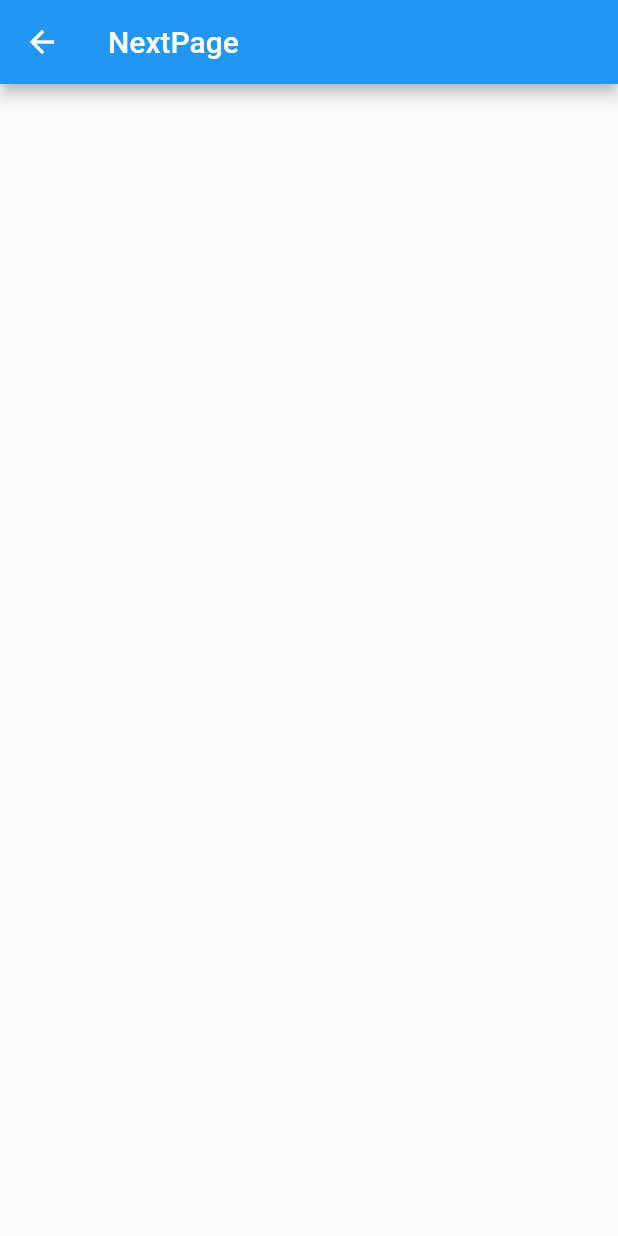
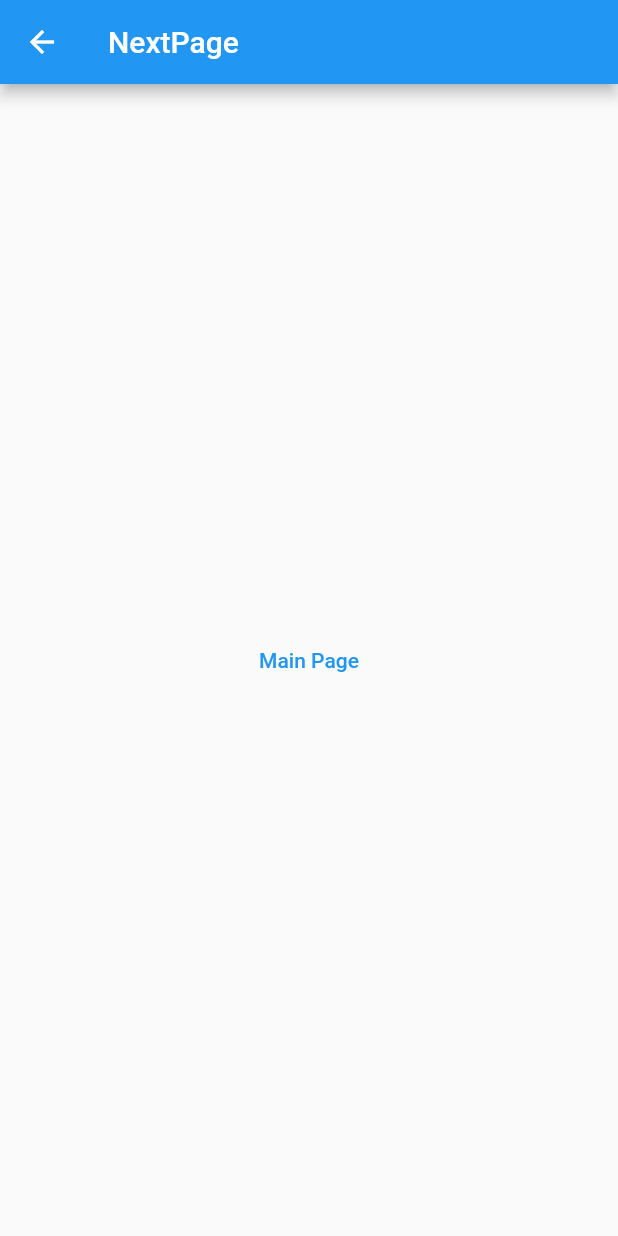
Before and after one commit to furyu-satogata/tutorialAppFlutter, a Flutter app: the NextPage screen opened directly, on a phone screen of 412 x 824 dp. Run offline on Flutter 3.47's test engine with Material 2 defaults, Android fonts, the phone set to English and light mode, and no system bars.

Commit message:
enhancement pop move button

```diff
--- a/lib/nextPage.dart
+++ b/lib/nextPage.dart
@@ -10,12 +10,27 @@ class NextPage extends StatefulWidget{
 }
 
 class _NextPageState extends State<NextPage> {
+
+  void _backPage(){
+    Navigator.pop(context);
+  }
+
   @override
   Widget build(BuildContext context) {
     return Scaffold(
       appBar: AppBar(
         title: Text(widget.title),
       ),
+      body: Center(
+        child: Column(
+          mainAxisAlignment: MainAxisAlignment.center,
+          children: <Widget>[
+            TextButton(onPressed: _backPage,
+                child:
+                const Text("Main Page"))
+          ],
+        ),
+      ),
     );
   }
 
```
